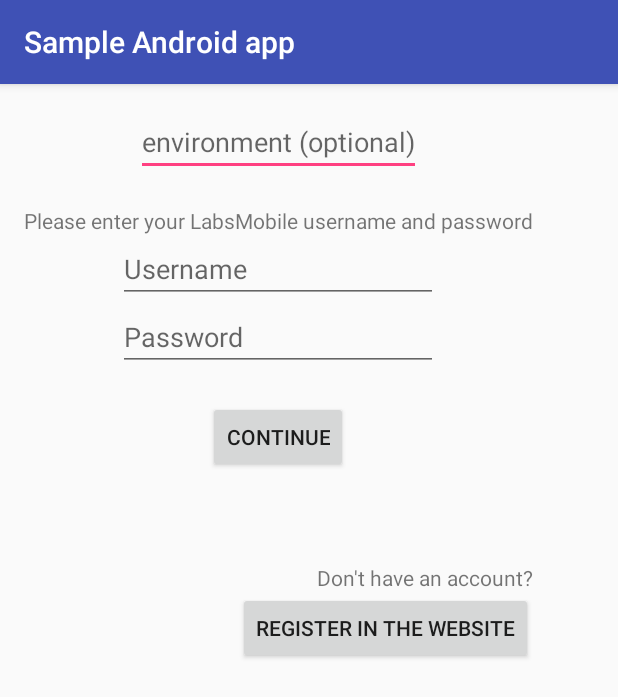
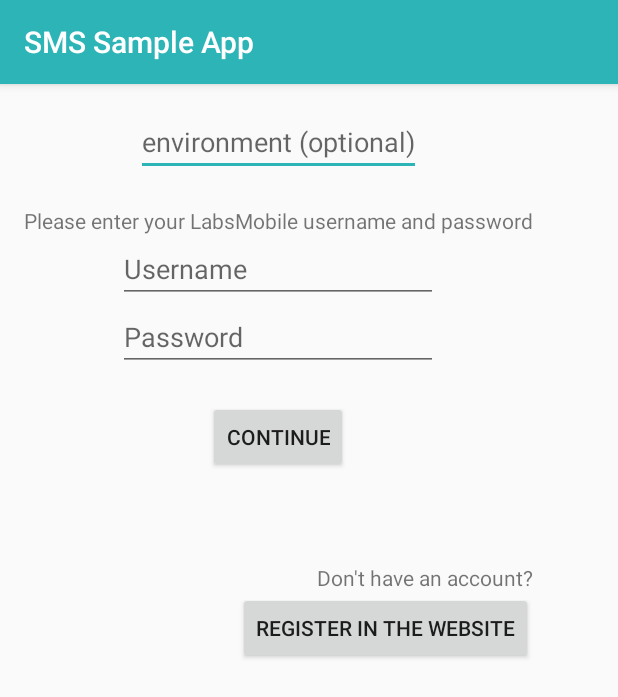
Before and after one commit to talosdev/labs-mobile-sample-android-app, an Android app: the screen it shows after launch (CredentialActivity), on a phone screen of 412 x 824 dp. Shown: the top 697 px of the screen. Run offline under Robolectric (Android 15) with nearby library versions, the phone set to English and light mode, and no system bars; our stand-ins replace ButterKnife.

Commit message:
Changed app name and colors

```diff
--- a/app/src/main/res/values/colors.xml
+++ b/app/src/main/res/values/colors.xml
@@ -1,6 +1,6 @@
 <?xml version="1.0" encoding="utf-8"?>
 <resources>
-    <color name="colorPrimary">#3F51B5</color>
-    <color name="colorPrimaryDark">#303F9F</color>
-    <color name="colorAccent">#FF4081</color>
+    <color name="colorPrimary">#2cb4b7</color>
+    <color name="colorPrimaryDark">#2cb4b7</color>
+    <color name="colorAccent">#2cb4b7</color>
 </resources>
--- a/app/src/main/res/values/strings.xml
+++ b/app/src/main/res/values/strings.xml
@@ -1,5 +1,5 @@
 <resources>
-    <string name="app_name">Sample Android app</string>
+    <string name="app_name">SMS Sample App</string>
     <string name="credentials_prompt">Please enter your LabsMobile username and password</string>
     <string name="username">Username</string>
     <string name="password">Password</string>
```
